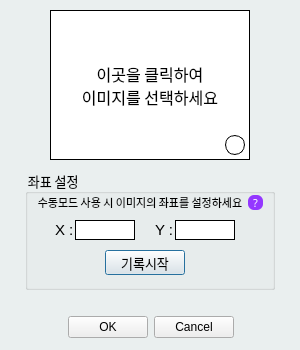
Before: the Qt Designer form pyQt_test/ui/ImageDialog.ui in lshlabs/myGit, drawn with Qt 5.
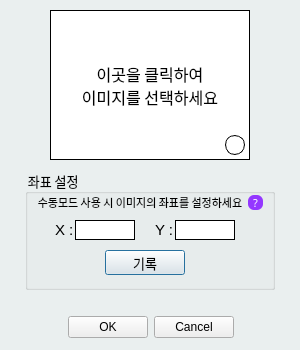
After: the same form once the commit is applied. Icons and pictures are not drawn.

```diff
--- a/pyQt_test/ui/ImageDialog.ui
+++ b/pyQt_test/ui/ImageDialog.ui
@@ -121,7 +121,7 @@
    </property>
    <property name="font">
     <font>
-     <family>맑은 고딕</family>
+     <family>Nanum Gothic</family>
      <pointsize>10</pointsize>
      <kerning>true</kerning>
     </font>
@@ -150,7 +150,7 @@
      <string notr="true"/>
     </property>
     <property name="text">
-     <string>기록시작</string>
+     <string>기록</string>
     </property>
     <property name="default">
      <bool>true</bool>
```
Left out of the diff: 25 changed lines with no effect on the pictures.
